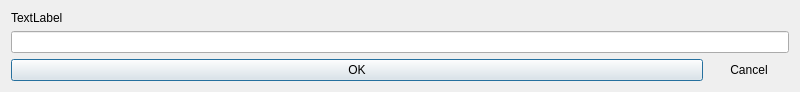
Before: the Qt Designer form ui/a2widget/a2input_dialog.ui in ewerybody/a2, drawn with Qt 5.
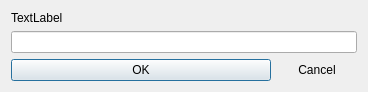
After: the same form once the commit is applied.

Commit message: removed input dialog sizing and fixed 'checkFunc' name

```diff
--- a/ui/a2widget/a2input_dialog.ui
+++ b/ui/a2widget/a2input_dialog.ui
@@ -6,7 +6,7 @@
    <rect>
     <x>0</x>
     <y>0</y>
-    <width>800</width>
+    <width>368</width>
     <height>88</height>
    </rect>
   </property>
```
The commit also changes 4 other files.
